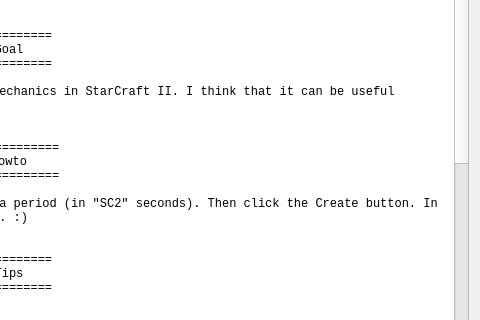
Above: ReadmeUi.ui from Folcogh/SC2Metro before the change; both pictures show x 448 to 928 and y 169 to 489 of the 928 by 700 pixel window. Below: the same form after it.
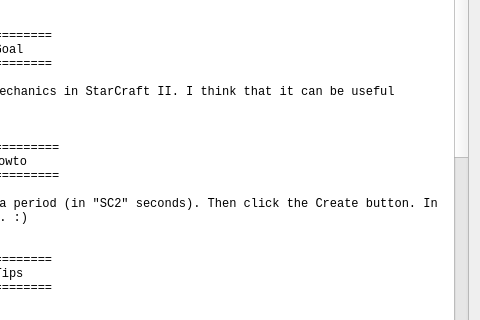
That is the form after the change.

Commit message: - changed the timer display format (x seconds -> mm:ss) - added hotkey support

What changed in the file:
```diff
--- a/ReadmeUi.ui
+++ b/ReadmeUi.ui
@@ -73,10 +73,11 @@
 &lt;p style=&quot; margin-top:0px; margin-bottom:0px; margin-left:0px; margin-right:0px; -qt-block-indent:0; text-indent:0px;&quot;&gt;- maybe you should increase the default timers, because it could be better to lose one second on each inject, but keep synchronized with the program. I don't know how it will be the best for you, make your own experiences.&lt;/p&gt;
 &lt;p style=&quot;-qt-paragraph-type:empty; margin-top:0px; margin-bottom:0px; margin-left:0px; margin-right:0px; -qt-block-indent:0; text-indent:0px;&quot;&gt;&lt;br /&gt;&lt;/p&gt;
 &lt;p style=&quot; margin-top:0px; margin-bottom:0px; margin-left:0px; margin-right:0px; -qt-block-indent:0; text-indent:0px;&quot;&gt;- the program doesn't read any data of StarCraft II, so it can't synchronize automagically with things like the energy of your queens, or your Command Center when they are not producing workers.&lt;/p&gt;
+&lt;p style=&quot; margin-top:0px; margin-bottom:0px; margin-left:0px; margin-right:0px; -qt-block-indent:0; text-indent:0px;&quot;&gt;However, you can re-synchronize the timers by hitting Alt-Shift-S. All the timers which have &amp;quot;Synchronize on hotkey&amp;quot; checked will be reseted.&lt;/p&gt;
 &lt;p style=&quot;-qt-paragraph-type:empty; margin-top:0px; margin-bottom:0px; margin-left:0px; margin-right:0px; -qt-block-indent:0; text-indent:0px;&quot;&gt;&lt;br /&gt;&lt;/p&gt;
 &lt;p style=&quot; margin-top:0px; margin-bottom:0px; margin-left:0px; margin-right:0px; -qt-block-indent:0; text-indent:0px;&quot;&gt;- lowering the game sounds may be a good idea to make the Metronome sound louder.&lt;/p&gt;
 &lt;p style=&quot;-qt-paragraph-type:empty; margin-top:0px; margin-bottom:0px; margin-left:0px; margin-right:0px; -qt-block-indent:0; text-indent:0px;&quot;&gt;&lt;br /&gt;&lt;/p&gt;
-&lt;p style=&quot; margin-top:0px; margin-bottom:0px; margin-left:0px; margin-right:0px; -qt-block-indent:0; text-indent:0px;&quot;&gt;- if you want to create your own sound, go to http://soundoftext.com/, type your sentence, click to &amp;quot;save&amp;quot;. Then in the program, select &amp;quot;Sound -&amp;gt; Custom&amp;quot;, and choose the sound you created. That's all !&lt;/p&gt;
+&lt;p style=&quot; margin-top:0px; margin-bottom:0px; margin-left:0px; margin-right:0px; -qt-block-indent:0; text-indent:0px;&quot;&gt;- if you want to create your own sound, go to http://soundoftext.com/, type your sentence, click &amp;quot;save&amp;quot;. Then in the program, select &amp;quot;Sound -&amp;gt; Custom&amp;quot;, and choose the sound you created. That's all !&lt;/p&gt;
 &lt;p style=&quot;-qt-paragraph-type:empty; margin-top:0px; margin-bottom:0px; margin-left:0px; margin-right:0px; -qt-block-indent:0; text-indent:0px;&quot;&gt;&lt;br /&gt;&lt;/p&gt;
 &lt;p style=&quot; margin-top:0px; margin-bottom:0px; margin-left:0px; margin-right:0px; -qt-block-indent:0; text-indent:0px;&quot;&gt;- if you want me to add built-in sound, mail-me. If you have good ideas to improve this program, mail-me too !!!&lt;/p&gt;
 &lt;p style=&quot;-qt-paragraph-type:empty; margin-top:0px; margin-bottom:0px; margin-left:0px; margin-right:0px; -qt-block-indent:0; text-indent:0px;&quot;&gt;&lt;br /&gt;&lt;/p&gt;
@@ -90,7 +91,7 @@
 &lt;p style=&quot; margin-top:0px; margin-bottom:0px; margin-left:0px; margin-right:0px; -qt-block-indent:0; text-indent:0px;&quot;&gt;- Liquipedia for some infos on the game speed&lt;/p&gt;
 &lt;p style=&quot; margin-top:0px; margin-bottom:0px; margin-left:0px; margin-right:0px; -qt-block-indent:0; text-indent:0px;&quot;&gt;- Yoda for intense testings and advised tips and requests, feedback and support&lt;/p&gt;
 &lt;p style=&quot; margin-top:0px; margin-bottom:0px; margin-left:0px; margin-right:0px; -qt-block-indent:0; text-indent:0px;&quot;&gt;- Lawliet for the translation of this document&lt;/p&gt;
-&lt;p style=&quot; margin-top:0px; margin-bottom:0px; margin-left:0px; margin-right:0px; -qt-block-indent:0; text-indent:0px;&quot;&gt;- Others French testers: higlhf, VLM,&lt;/p&gt;
+&lt;p style=&quot; margin-top:0px; margin-bottom:0px; margin-left:0px; margin-right:0px; -qt-block-indent:0; text-indent:0px;&quot;&gt;- Others French testers: higlhf, VLM&lt;/p&gt;
 &lt;p align=&quot;center&quot; style=&quot; margin-top:0px; margin-bottom:0px; margin-left:0px; margin-right:0px; -qt-block-indent:0; text-indent:0px;&quot;&gt;=================&lt;/p&gt;
 &lt;p align=&quot;center&quot; style=&quot; margin-top:0px; margin-bottom:0px; margin-left:0px; margin-right:0px; -qt-block-indent:0; text-indent:0px;&quot;&gt;Licensing&lt;/p&gt;
 &lt;p align=&quot;center&quot; style=&quot; margin-top:0px; margin-bottom:0px; margin-left:0px; margin-right:0px; -qt-block-indent:0; text-indent:0px;&quot;&gt;=================&lt;/p&gt;
```
The commit also changes 8 other files.
